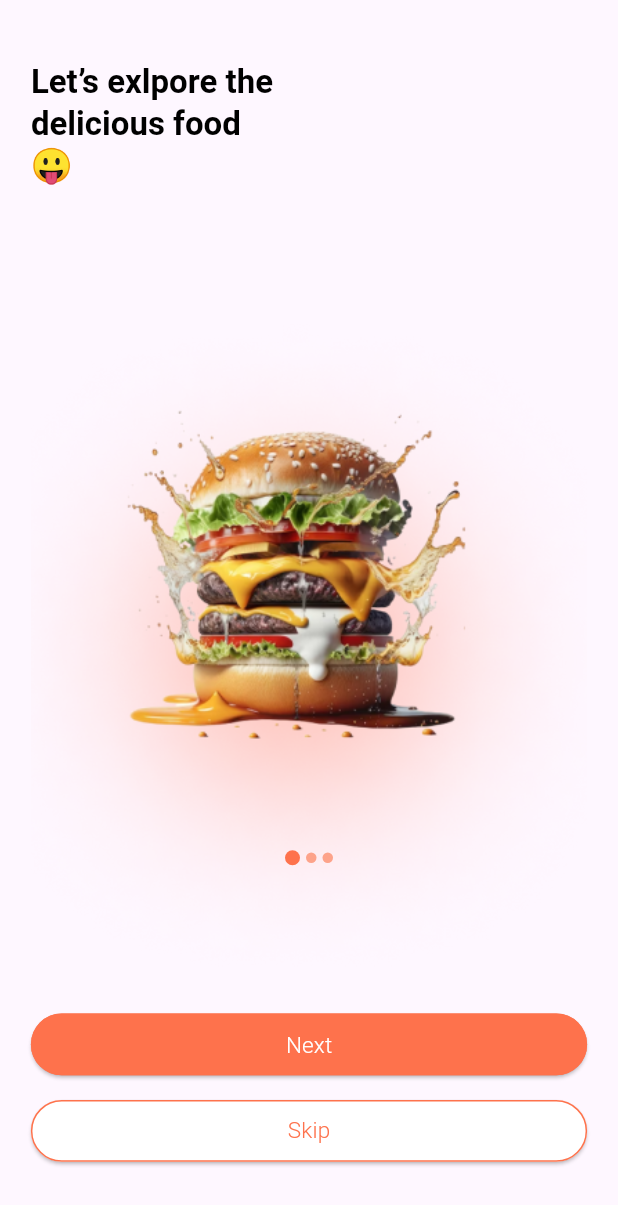
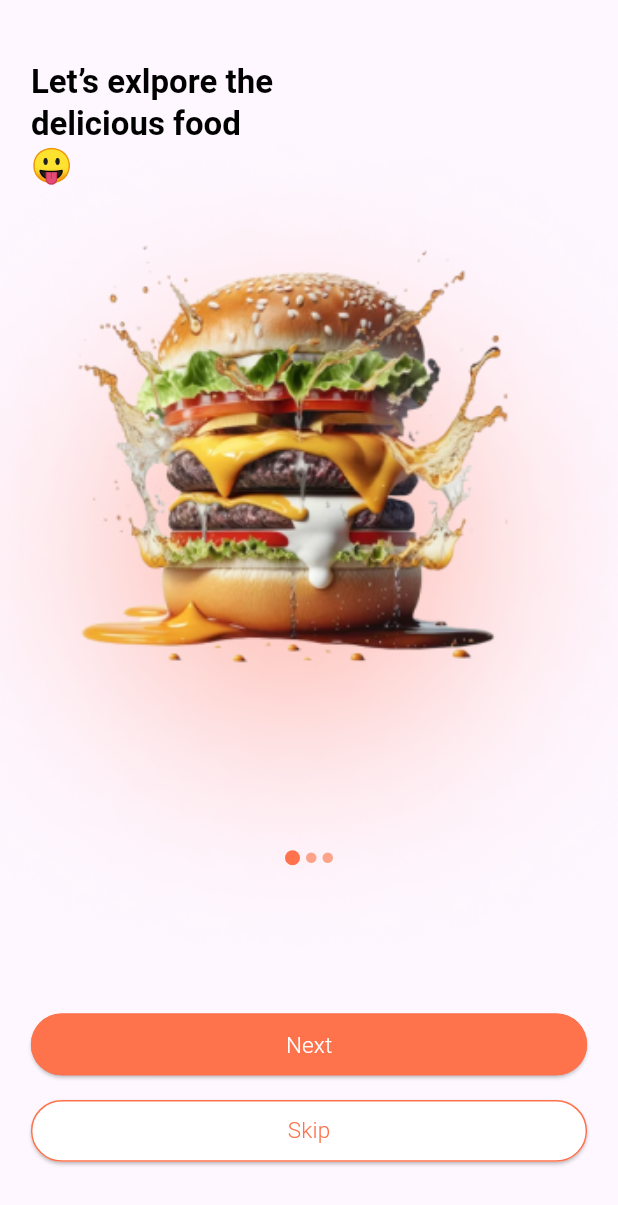
Before and after one commit to blab-sakshi-tiwari-tmp/FoodDeliveryApp, a Flutter app: the screen it shows after launch, on a phone screen of 412 x 824 dp. Shown: the top 1205 px of the screen. Run offline on Flutter 3.47's test engine with Material 3 defaults, Android fonts, the phone set to English and light mode, and no system bars; drawn by our look-alikes of carousel_slider; our stand-ins replace logger; Roboto replaces fonts that are missing (Roboto-Medium, Roboto-Regular).

Commit message:
some changes in carosel

```diff
--- a/lib/UI/Screens/onboarding_screen.dart
+++ b/lib/UI/Screens/onboarding_screen.dart
@@ -40,13 +40,14 @@ class OnBoardingScreenState extends State<OnBoardingScreen> {
     ];
     ResponsiveCalculator calculator = ResponsiveCalculator(context);
     // List<Widget> indicators =
+    logger.e(currentCarouselIndex);
     return Scaffold(
         body: SafeArea(
             child: Center(
                 child: Padding(
       padding: EdgeInsets.symmetric(
-          horizontal: calculator.calculateResponsiveWidth(5),
-          vertical: calculator.calculateResponsiveHeight(5)),
+          horizontal: calculator.calculateResponsiveWidth(0),
+          vertical: calculator.calculateResponsiveHeight(0)),
       child: Container(
         // color: Colors.amber,
         height: calculator.calculateResponsiveHeight(90),
@@ -60,18 +61,27 @@ class OnBoardingScreenState extends State<OnBoardingScreen> {
                   InkWell(
                     child: CarouselSlider(
                         items: carouselOnboardingList
-                            .map((item) => Column(
+                            .map((item) => SingleChildScrollView(
+                                  child: Column(
                                       mainAxisAlignment:
-                                        MainAxisAlignment.spaceBetween,
+                                          MainAxisAlignment.start,
+                                      children: [
+                                        Stack(
                                           children: [
                                             Row(
                                               mainAxisAlignment:
                                                   MainAxisAlignment.start,
                                               children: [
-                                          Text(item['title'],
+                                                Padding(
+                                                  padding: EdgeInsets.symmetric(
+                                                      horizontal: calculator
+                                                          .calculateResponsiveWidth(
+                                                              5)),
+                                                  child: Text(item['title'],
                                                       style: Theme.of(context)
                                                           .textTheme
-                                                  .titleLarge)
+                                                          .titleLarge),
+                                                ),
                                               ],
                                             ),
                                             // Align(
@@ -86,22 +96,11 @@ class OnBoardingScreenState extends State<OnBoardingScreen> {
                                             //                 img.imagesMap['smily']),
                                             //           ),
                                             //         ))),
-                                      Container(
-                                        // color: Colors.green,
+                                            // Positioned(
                                             // child:
-                                        //  ClipRect(
-                                        //     child: Container(
-                                        //   width: (MediaQuery.of(context)
-                                        //           .size
-                                        //           .width) +
-                                        //       150,
-                                        //   height: MediaQuery.of(context)
-                                        //           .size
-                                        //           .width +
-                                        //       150,
-                                        child: Image(
-                                            image:
-                                                AssetImage(item['image_path']),
+                                            Image(
+                                                image: AssetImage(
+                                                    item['image_path']),
                                                 fit: BoxFit.cover,
                                                 width: (MediaQuery.of(context)
                                                         .size
@@ -110,9 +109,12 @@ class OnBoardingScreenState extends State<OnBoardingScreen> {
                                                 height: (MediaQuery.of(context)
                                                         .size
                                                         .width) +
-                                                70),
+                                                    200),
+                                            // )
+                                          ],
                                         )
-                                    ]))
+                                      ]),
+                                ))
                             .toList(),
                         carouselController: carouselController,
                         options: CarouselOptions(
@@ -165,7 +167,7 @@ class OnBoardingScreenState extends State<OnBoardingScreen> {
                 children: [
                   Padding(
                     padding: EdgeInsets.symmetric(
-                        // horizontal: calculator.calculateResponsiveWidth(5),
+                        horizontal: calculator.calculateResponsiveWidth(5),
                         vertical: calculator.calculateResponsiveHeight(1)),
                     child: SizedBox(
                       width: calculator.calculateResponsiveWidth(100),
@@ -193,12 +195,14 @@ class OnBoardingScreenState extends State<OnBoardingScreen> {
                           style: Theme.of(context).textTheme.titleSmall,
                         ),
                         onPressed: () {
+                          carouselController.nextPage(
+                              duration: Duration(milliseconds: 10),
+                              curve: Curves.easeInExpo);
                           setState(() {
                             isFocused = 'Next';
                             logger.w(currentCarouselIndex);
-
-                            currentCarouselIndex = currentCarouselIndex >= 0 ||
-                                    currentCarouselIndex <= 2
+                            currentCarouselIndex = currentCarouselIndex >= 0 &&
+                                    currentCarouselIndex < 2
                                 ? currentCarouselIndex + 1
                                 : 0;
                           });
@@ -208,7 +212,7 @@ class OnBoardingScreenState extends State<OnBoardingScreen> {
                   ),
                   Padding(
                     padding: EdgeInsets.symmetric(
-                        // horizontal: calculator.calculateResponsiveWidth(5),
+                        horizontal: calculator.calculateResponsiveWidth(5),
                         vertical: calculator.calculateResponsiveHeight(1)),
                     child: SizedBox(
                       width: calculator.calculateResponsiveWidth(100),
```
Lines whose indentation alone changed are shown as unchanged.
